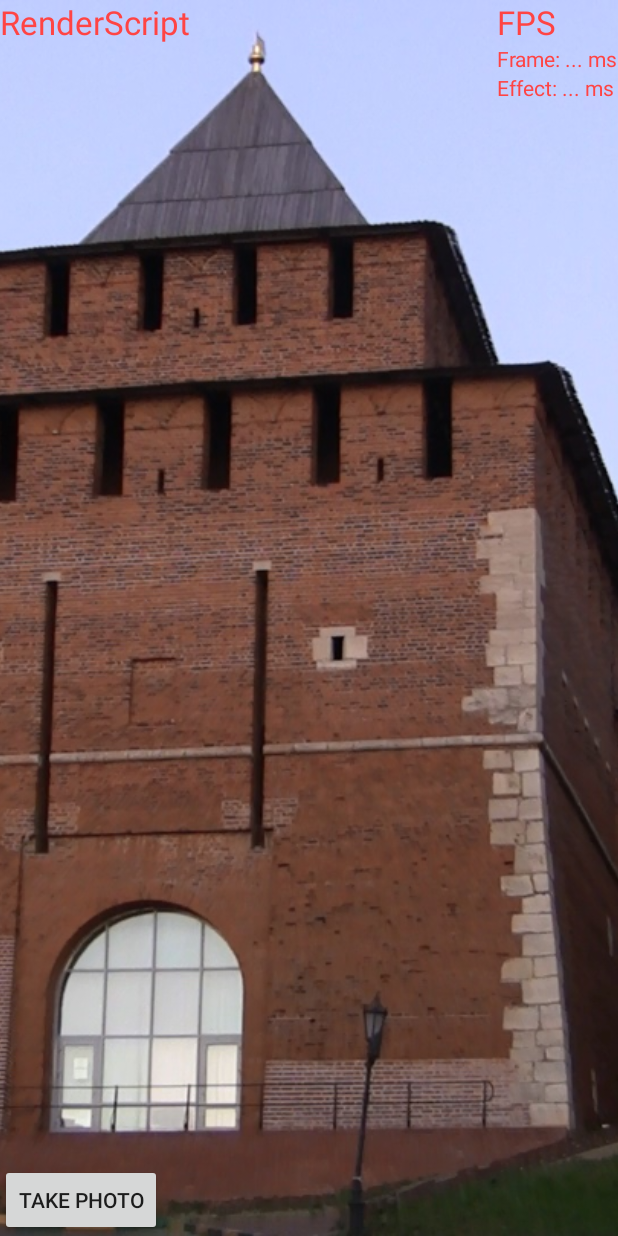
After one commit to alexhilton/MoreEffectiveAndroid, an Android app: the layout activity_image_press.xml on its own in the app's theme, with its tools: preview values and no code run, on a phone screen of 412 x 824 dp. The commit adds this screen. Run offline under Robolectric (Android 15) with nearby library versions, the phone set to English and light mode, and no system bars.

Commit message:
Add Simple example about RenderScript
Signed-off-by: Alex Hilton <dragonhilton@gmail.com>

```diff
--- a/app/build.gradle
+++ b/app/build.gradle
@@ -7,7 +7,7 @@ android {
         main {
             manifest.srcFile 'src/main/AndroidManifest.xml'
             aidl.srcDirs = ['src/main/src']
-            renderscript.srcDirs = ['src/main/src']
+            renderscript.srcDirs = ['src/main/java']
             res.srcDirs = ['src/main/res']
             java.srcDirs = ['src/main/java']
             assets.srcDirs = ['src/main/assets']
--- a/app/src/main/AndroidManifest.xml
+++ b/app/src/main/AndroidManifest.xml
@@ -81,7 +81,10 @@
             android:label="@string/title_activity_bitmap_blur_test" />
         <activity
             android:name="net.toughcoder.rs.RSYUV2RGBAActivity"
-            android:label="@string/title_activity_rsyuv2_rgba"></activity>
+            android:label="@string/title_activity_rsyuv2_rgba" />
+        <activity
+            android:name="net.toughcoder.rs.ImagePressActivity"
+            android:label="@string/title_activity_image_press"></activity>
     </application>
 
 </manifest>
--- /dev/null
+++ b/app/src/main/res/layout/activity_image_press.xml
@@ -0,0 +1,70 @@
+<?xml version="1.0" encoding="utf-8"?>
+<RelativeLayout xmlns:android="http://schemas.android.com/apk/res/android"
+    xmlns:tools="http://schemas.android.com/tools"
+    android:layout_width="match_parent"
+    android:layout_height="match_parent"
+    tools:context="net.toughcoder.rs.ImagePressActivity">
+
+    <ImageView
+        android:id="@+id/outputImageView"
+        android:layout_width="fill_parent"
+        android:layout_height="fill_parent"
+        android:scaleType="centerCrop"
+        android:src="@drawable/picture" />
+
+    <Button
+        android:layout_width="wrap_content"
+        android:layout_height="wrap_content"
+        android:text="Take photo"
+        android:id="@+id/PhotoButton"
+        android:layout_alignParentBottom="true"
+        android:layout_alignParentLeft="true"
+        android:onClick="photoOnClick"/>
+
+    <TextView
+        android:id="@+id/SelectedImplementationLabel"
+        android:layout_width="wrap_content"
+        android:layout_height="wrap_content"
+        android:layout_alignParentLeft="true"
+        android:layout_alignParentTop="true"
+        android:text="RenderScript"
+        android:textColor="@android:color/holo_red_light"
+        android:textAppearance="?android:attr/textAppearanceLarge" />
+
+    <LinearLayout
+        android:id="@+id/linearLayout1"
+        android:layout_width="wrap_content"
+        android:layout_height="wrap_content"
+        android:layout_alignParentRight="true"
+        android:layout_alignParentTop="true"
+        android:orientation="vertical" >
+
+        <TextView
+            android:id="@+id/FPS"
+            android:layout_width="wrap_content"
+            android:layout_height="wrap_content"
+            android:text="FPS"
+            android:textColor="@android:color/holo_red_light"
+            android:textAppearance="?android:attr/textAppearanceLarge" />
+
+        <TextView
+            android:id="@+id/FrameDuration"
+            android:layout_width="wrap_content"
+            android:layout_height="wrap_content"
+            android:text="Frame: ... ms"
+            android:textColor="@android:color/holo_red_light"
+            android:textAppearance="?android:attr/textAppearanceSmall" />
+
+        <TextView
+            android:id="@+id/EffectDuration"
+            android:layout_width="wrap_content"
+            android:layout_height="wrap_content"
+            android:layout_alignLeft="@+id/linearLayout1"
+            android:layout_below="@+id/linearLayout1"
+            android:text="Effect: ... ms"
+            android:textColor="@android:color/holo_red_light"
+            android:textAppearance="?android:attr/textAppearanceSmall" />
+
+    </LinearLayout>
+
+</RelativeLayout>
--- a/app/src/main/res/values/strings.xml
+++ b/app/src/main/res/values/strings.xml
@@ -16,5 +16,6 @@
     <string name="title_activity_alpha_open_gl">AlphaOpenGLActivity</string>
     <string name="title_activity_bitmap_blur_test">BitmapBlurTestActivity</string>
     <string name="title_activity_rsyuv2_rgba">RSYUV2RGBAActivity</string>
+    <string name="title_activity_image_press">ImagePressActivity</string>
 
 </resources>
```
Also changed, not shown: app/src/main/java/net/toughcoder/effectiveandroid/MainActivity.java (+10 -1 lines), app/src/main/java/net/toughcoder/rs/ImagePressActivity.java (added, +449 -0 lines), app/src/main/res/layout/activity_main.xml (+7 -0 lines), app/src/main/res/drawable-xhdpi/picture.jpg (added), 1 other file.
